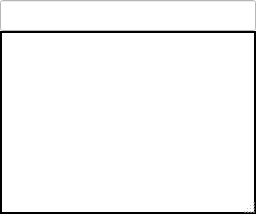
First picture: the form in QueryItemListDialog.ui, repository fritzone/ddm, before the edit.
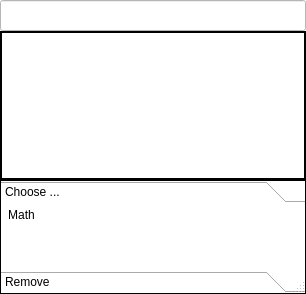
Second picture: the form after the edit. Icons and pictures are not drawn.

Commit message: a somewhat new approach to the expression builder

The edit to the form file:
```diff
--- a/QueryItemListDialog.ui
+++ b/QueryItemListDialog.ui
@@ -9,8 +9,8 @@
    <rect>
     <x>0</x>
     <y>0</y>
-    <width>256</width>
-    <height>214</height>
+    <width>306</width>
+    <height>294</height>
    </rect>
   </property>
   <property name="palette">
@@ -420,6 +420,207 @@
      <property name="midLineWidth">
       <number>0</number>
      </property>
+     <property name="resizeMode">
+      <enum>QListView::Adjust</enum>
+     </property>
+     <property name="uniformItemSizes">
+      <bool>true</bool>
+     </property>
+     <property name="selectionRectVisible">
+      <bool>true</bool>
+     </property>
+    </widget>
+   </item>
+   <item>
+    <widget class="QToolBox" name="grpExpressionButtons">
+     <property name="palette">
+      <palette>
+       <active>
+        <colorrole role="Base">
+         <brush brushstyle="SolidPattern">
+          <color alpha="255">
+           <red>246</red>
+           <green>213</green>
+           <blue>255</blue>
+          </color>
+         </brush>
+        </colorrole>
+       </active>
+       <inactive>
+        <colorrole role="Base">
+         <brush brushstyle="SolidPattern">
+          <color alpha="255">
+           <red>246</red>
+           <green>213</green>
+           <blue>255</blue>
+          </color>
+         </brush>
+        </colorrole>
+       </inactive>
+       <disabled>
+        <colorrole role="Base">
+         <brush brushstyle="SolidPattern">
+          <color alpha="255">
+           <red>255</red>
+           <green>255</green>
+           <blue>255</blue>
+          </color>
+         </brush>
+        </colorrole>
+       </disabled>
+      </palette>
+     </property>
+     <property name="autoFillBackground">
+      <bool>false</bool>
+     </property>
+     <property name="frameShape">
+      <enum>QFrame::Box</enum>
+     </property>
+     <property name="frameShadow">
+      <enum>QFrame::Plain</enum>
+     </property>
+     <property name="midLineWidth">
+      <number>1</number>
+     </property>
+     <property name="tabSpacing">
+      <number>0</number>
+     </property>
+     <widget class="QWidget" name="grpExpressionButtonsPage1" native="true">
+      <attribute name="label">
+       <string>Choose ...</string>
+      </attribute>
+      <layout class="QGridLayout" name="gridLayout">
+       <property name="sizeConstraint">
+        <enum>QLayout::SetFixedSize</enum>
+       </property>
+       <property name="margin">
+        <number>0</number>
+       </property>
+       <property name="spacing">
+        <number>0</number>
+       </property>
+       <item row="0" column="0">
+        <widget class="QToolButton" name="btnMath">
+         <property name="focusPolicy">
+          <enum>Qt::ClickFocus</enum>
+         </property>
+         <property name="contextMenuPolicy">
+          <enum>Qt::CustomContextMenu</enum>
+         </property>
+         <property name="toolTip">
+          <string>Mathematical operations (+, -, *, /)</string>
+         </property>
+         <property name="autoFillBackground">
+          <bool>true</bool>
+         </property>
+         <property name="text">
+          <string>Math</string>
+         </property>
+         <property name="icon">
+          <iconset resource="dbm.qrc">
+           <normaloff>:/images/actions/images/small/plus_minus.png</normaloff>:/images/actions/images/small/plus_minus.png</iconset>
+         </property>
+         <property name="iconSize">
+          <size>
+           <width>28</width>
+           <height>24</height>
+          </size>
+         </property>
+         <property name="popupMode">
+          <enum>QToolButton::InstantPopup</enum>
+         </property>
+         <property name="toolButtonStyle">
+          <enum>Qt::ToolButtonIconOnly</enum>
+         </property>
+         <property name="autoRaise">
+          <bool>true</bool>
+         </property>
+         <property name="arrowType">
+          <enum>Qt::NoArrow</enum>
+         </property>
+        </widget>
+       </item>
+       <item row="0" column="1">
+        <widget class="QToolButton" name="toolButton_4">
+         <property name="focusPolicy">
+          <enum>Qt::ClickFocus</enum>
+         </property>
+         <property name="contextMenuPolicy">
+          <enum>Qt::CustomContextMenu</enum>
+         </property>
+         <property name="toolTip">
+          <string>Functions ofthe database or defined by you</string>
+         </property>
+         <property name="autoFillBackground">
+          <bool>true</bool>
+         </property>
+         <property name="text">
+          <string/>
+         </property>
+         <property name="icon">
+          <iconset resource="dbm.qrc">
+           <normaloff>:/images/actions/images/small/function.png</normaloff>:/images/actions/images/small/function.png</iconset>
+         </property>
+         <property name="popupMode">
+          <enum>QToolButton::InstantPopup</enum>
+         </property>
+         <property name="toolButtonStyle">
+          <enum>Qt::ToolButtonIconOnly</enum>
+         </property>
+         <property name="autoRaise">
+          <bool>true</bool>
+         </property>
+         <property name="arrowType">
+          <enum>Qt::NoArrow</enum>
+         </property>
+        </widget>
+       </item>
+       <item row="1" column="0">
+        <widget class="QToolButton" name="toolButton_5">
+         <property name="focusPolicy">
+          <enum>Qt::ClickFocus</enum>
+         </property>
+         <property name="contextMenuPolicy">
+          <enum>Qt::CustomContextMenu</enum>
+         </property>
+         <property name="toolTip">
+          <string>Logical operations such as AND, OR, NOT</string>
+         </property>
+         <property name="autoFillBackground">
+          <bool>true</bool>
+         </property>
+         <property name="text">
+          <string/>
+         </property>
+         <property name="icon">
+          <iconset resource="dbm.qrc">
+           <normaloff>:/images/actions/images/small/neg.png</normaloff>:/images/actions/images/small/neg.png</iconset>
+         </property>
+         <property name="popupMode">
+          <enum>QToolButton::InstantPopup</enum>
+         </property>
+         <property name="toolButtonStyle">
+          <enum>Qt::ToolButtonIconOnly</enum>
+         </property>
+         <property name="autoRaise">
+          <bool>true</bool>
+         </property>
+         <property name="arrowType">
+          <enum>Qt::NoArrow</enum>
+         </property>
+        </widget>
+       </item>
+      </layout>
+     </widget>
+     <widget class="QWidget" name="page">
+      <attribute name="icon">
+       <iconset resource="dbm.qrc">
+        <normaloff>:/images/actions/images/actions/application_exit.png</normaloff>:/images/actions/images/actions/application_exit.png</iconset>
+      </attribute>
+      <attribute name="label">
+       <string>Remove</string>
+      </attribute>
+     </widget>
     </widget>
    </item>
   </layout>
```
Left out of the diff: 21 changed lines with no effect on the pictures. The commit also changes 9 other files.
